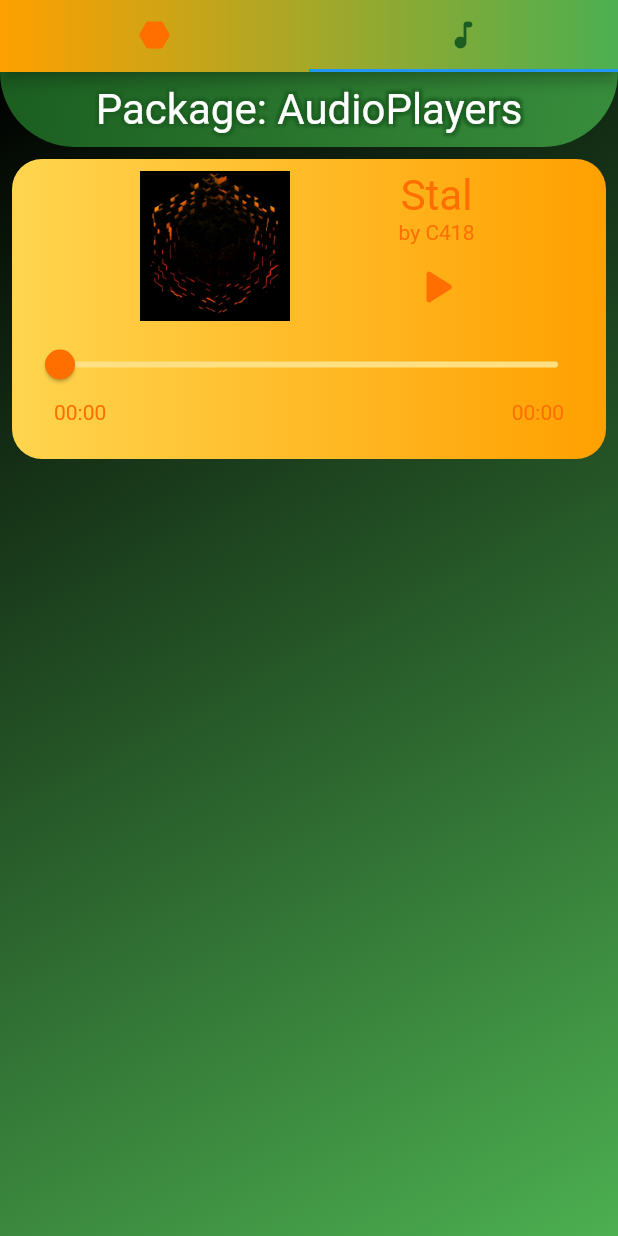
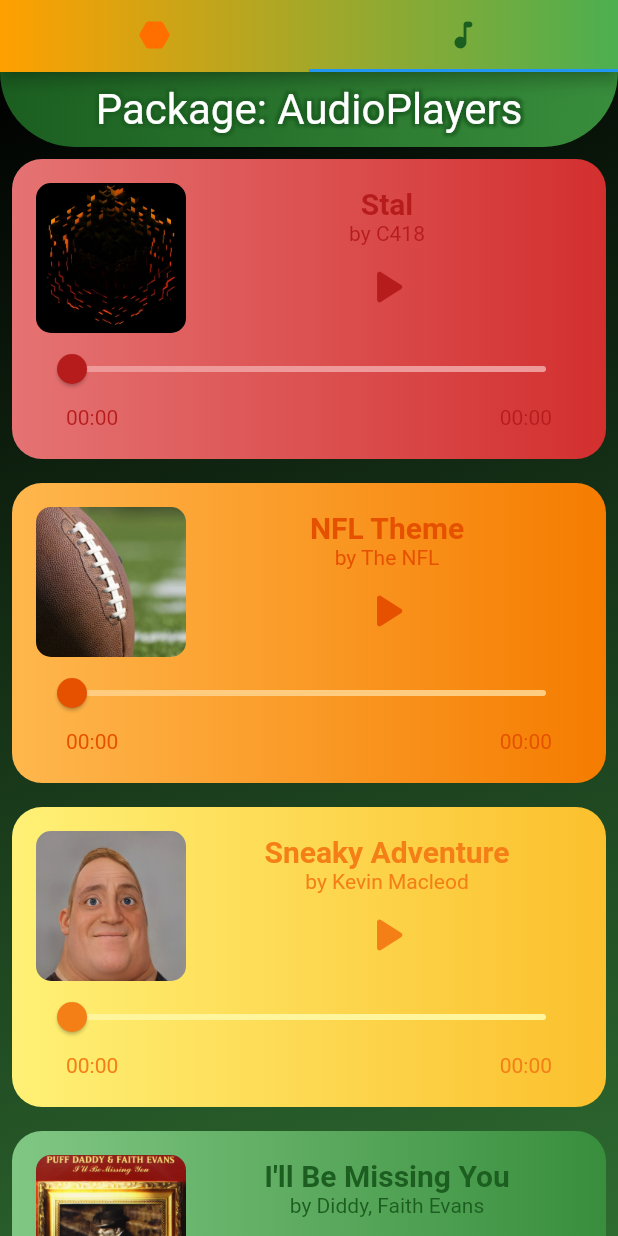
Before and after one commit to GGsource/cs378_project_4, a Flutter app: the screen it shows after launch, tab 2 chosen, on a phone screen of 412 x 824 dp. Run offline on Flutter 3.47's test engine with Material 2 defaults, Android fonts, the phone set to English and light mode, and no system bars; our stand-ins replace audioplayers, charts_flutter.

Commit message:
Implementation complete

```diff
--- a/lib/audio_page.dart
+++ b/lib/audio_page.dart
@@ -12,7 +12,8 @@
 class _AudioPageState extends State<AudioPage> {
   @override
   Widget build(BuildContext context) {
-    return Container(
+    return SingleChildScrollView(
+      child: Container(
         decoration: const BoxDecoration(
           gradient: LinearGradient(
             colors: [Colors.black, Colors.green],
@@ -75,8 +76,45 @@
               imagePath: "assets/images/Stal.jpg",
               title: "Stal",
               artist: "C418",
-              swatch: Colors.amber),
+              swatch: Colors.red,
+            ),
+            const PlayerPanel(
+              audioPath: "audio/ye.m4a",
+              imagePath: "assets/images/ball.png",
+              title: "NFL Theme",
+              artist: "The NFL",
+              swatch: Colors.orange,
+            ),
+            const PlayerPanel(
+              audioPath: "audio/theme.mp3",
+              imagePath: "assets/images/uncanny.png",
+              title: "Sneaky Adventure",
+              artist: "Kevin Macleod",
+              swatch: Colors.yellow,
+            ),
+            const PlayerPanel(
+              audioPath: "audio/diddy.flac",
+              imagePath: "assets/images/tribute.jpg",
+              title: "I'll Be Missing You",
+              artist: "Diddy, Faith Evans",
+              swatch: Colors.green,
+            ),
+            const PlayerPanel(
+              audioPath: "audio/ghost_whisper.mp3",
+              imagePath: "assets/images/spooky.jpg",
+              title: "Alleged Ghost Audio",
+              artist: "Unknown",
+              swatch: Colors.blue,
+            ),
+            const PlayerPanel(
+              audioPath: "audio/Apple.mp3",
+              imagePath: "assets/images/eden.jpg",
+              title: "Apple",
+              artist: "The Narcissist Cookbook",
+              swatch: Colors.purple,
+            ),
           ],
+        ),
       ),
     );
   }
--- a/lib/player_panel.dart
+++ b/lib/player_panel.dart
@@ -78,13 +78,11 @@
           borderRadius: BorderRadius.circular(20),
         ),
         child: Padding(
-          padding: const EdgeInsets.all(8),
+          padding: const EdgeInsets.all(16),
           child: Column(
             children: [
-              Wrap(
-                alignment: WrapAlignment.center,
-                direction: Axis.horizontal,
-                spacing: 70,
+              Row(
+                mainAxisAlignment: MainAxisAlignment.spaceBetween,
                 children: [
                   Container(
                     width: 100,
@@ -94,15 +92,20 @@
                         image: AssetImage(widget.imagePath),
                         fit: BoxFit.cover,
                       ),
+                      borderRadius: BorderRadius.circular(10),
                     ),
                     // color: swatch.shade900,
                   ),
-                  Column(
+                  SizedBox(
+                    width: 260,
+                    child: Column(
                       children: [
                         Text(
                           widget.title,
-                        textScaleFactor: 2,
-                        style: TextStyle(color: widget.swatch.shade900),
+                          style: TextStyle(
+                              color: widget.swatch.shade900,
+                              fontWeight: FontWeight.bold,
+                              fontSize: 20),
                         ),
                         Text(
                           "by ${widget.artist}",
@@ -124,6 +127,7 @@
                           color: widget.swatch.shade900,
                         ),
                       ],
+                    ),
                   ),
                 ],
               ),
```
Also changed, not shown: assets/images/ball.png (added), assets/images/eden.jpg (added), assets/images/spooky.jpg (added), assets/images/tribute.jpg (added), assets/images/uncanny.png (added), 2 other files. Lines whose indentation alone changed are shown as unchanged.
